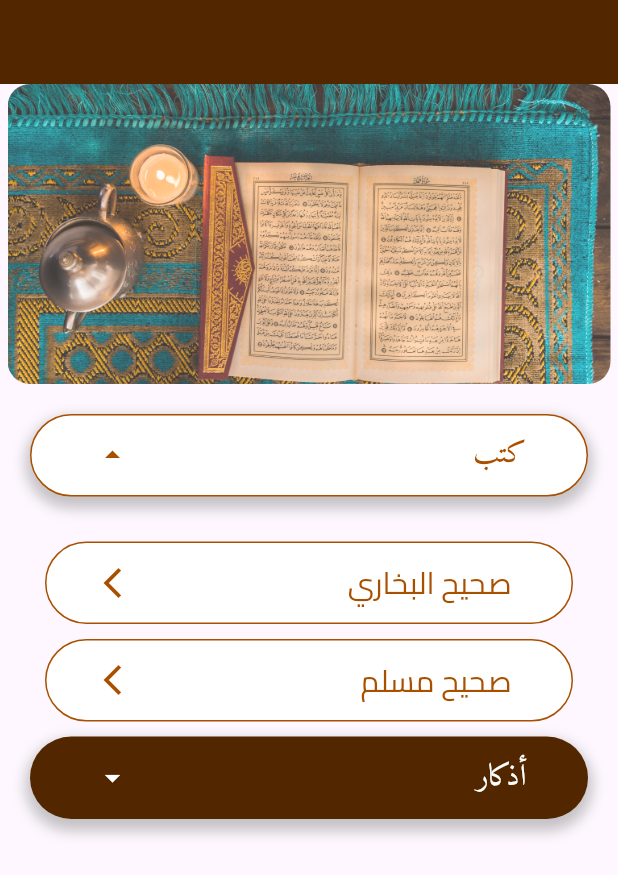
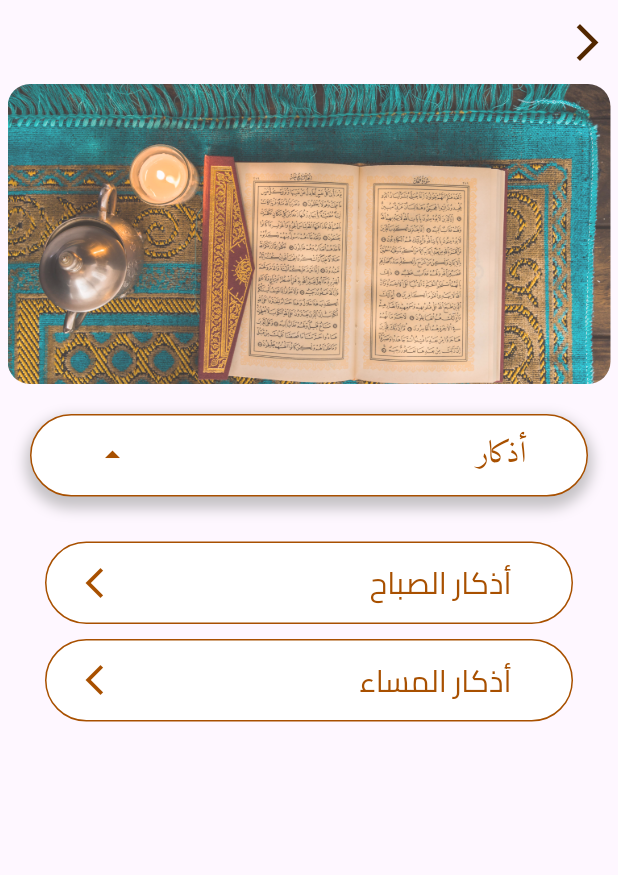
Before and after one commit to Abdelrahmanrafaat19/azkar, a Flutter app: the AzkarScreen screen opened directly, after a tap on the "arrow drop down" icon, on a phone screen of 412 x 824 dp. Shown: the top 875 px of the screen. Run offline on Flutter 3.47's test engine with Material 3 defaults, Android fonts, the phone set to English and light mode, and no system bars; our stand-ins replace adhan, flutter_screenutil, flutter_svg; missing offline and left inert: quran; project files that could hold a hidden picture were left out.

Commit message:
Add Logic of Azkar

```diff
--- a/lib/model/azkar_model.dart
+++ b/lib/model/azkar_model.dart
@@ -1,6 +1,8 @@
+import 'package:azkar/model/list_of_azkar.dart';
+
 class AzkarModel {
   String mainTitle;
-  List<String> subTitles;
+  List<AzkarMainModel> subTitles;
   AzkarModel({
     required this.mainTitle,
     required this.subTitles,
--- /dev/null
+++ b/lib/model/list_of_azkar.dart
@@ -0,0 +1,17 @@
+class AzkarMainModel {
+  List<AzkarListModel> azkarListModel;
+  String mainTitl;
+  AzkarMainModel({
+    required this.azkarListModel,
+    required this.mainTitl,
+  });
+}
+
+class AzkarListModel {
+  int counter;
+  String zekr;
+  AzkarListModel({
+    required this.counter,
+    required this.zekr,
+  });
+}
--- a/lib/module/azkar_screen.dart
+++ b/lib/module/azkar_screen.dart
@@ -1,8 +1,11 @@
 import 'package:azkar/model/azkar_model.dart';
+import 'package:azkar/shared/constant/azkar_data.dart';
+import 'package:azkar/shared/constant/evening_prayers.dart';
 import 'package:azkar/shared/theme/color.dart';
 import 'package:azkar/shared/widget/custam_azkar_laist.dart';
 import 'package:flutter/material.dart';
 import 'package:flutter_screenutil/flutter_screenutil.dart';
+import '../model/list_of_azkar.dart';
 import '../shared/widget/custam_elsalah_container.dart';
 
 class AzkarScreen extends StatefulWidget {
@@ -13,18 +16,21 @@ class AzkarScreen extends StatefulWidget {
 }
 
 List<AzkarModel> azkarModeList = [
-  AzkarModel(mainTitle: "كتب", subTitles: [
-    "صحيح البخاري",
-    "صحيح مسلم",
-  ]),
-  AzkarModel(mainTitle: "أذكار", subTitles: [
-    "أذكار الصباح",
-    "أذكار المساء",
-    "أذكار الاستيقاذ",
-    "أذكار النوم",
-    "تسابيح ما بعد الصلاة",
-    "الصلاة علي النبي",
-  ]),
+  AzkarModel(
+    mainTitle: "أذكار",
+    subTitles: [
+      AzkarMainModel(
+          mainTitl: "أذكار الصباح", azkarListModel: citationForMorning),
+      AzkarMainModel(
+          mainTitl: "أذكار المساء", azkarListModel: eveningPrayersList)
+      /*  "أذكار الصباح",
+      "أذكار المساء",
+      "أذكار الاستيقاذ",
+      "أذكار النوم",
+      "تسابيح ما بعد الصلاة",
+      "الصلاة علي النبي", */
+    ],
+  ),
 ];
 
 class _AzkarScreenState extends State<AzkarScreen> {
@@ -33,6 +39,7 @@ class _AzkarScreenState extends State<AzkarScreen> {
   Widget build(BuildContext context) {
     return Scaffold(
         appBar: AppBar(
+          backgroundColor: Colors.transparent,
           leading: Icon(
             Icons.arrow_back_ios,
             color: SharedColor.mainBrown,
--- a/lib/shared/widget/custam_azkar_laist.dart
+++ b/lib/shared/widget/custam_azkar_laist.dart
@@ -6,6 +6,7 @@ import 'package:flutter/material.dart';
 class CustamAzkarList extends StatefulWidget {
   List<AzkarModel> azkarModel;
   bool visibleToggle;
+
   CustamAzkarList({
     super.key,
     required this.azkarModel,
@@ -27,6 +28,7 @@ class _CustamAzkarListState extends State<CustamAzkarList> {
       itemCount: widget.azkarModel.length,
       itemBuilder: (context, index) {
         return FinallyContainer(
+          azkarData: widget.azkarModel[index].subTitles,
           azkarModel: widget.azkarModel[index],
           visibleToggle: false,
         );
--- a/lib/shared/widget/custam_list_drop_down_container_azkar.dart
+++ b/lib/shared/widget/custam_list_drop_down_container_azkar.dart
@@ -1,3 +1,6 @@
+import 'package:azkar/model/list_of_azkar.dart';
+import 'package:azkar/module/azkar_dispaly.dart';
+import 'package:azkar/shared/constant/azkar_data.dart';
 import 'package:azkar/shared/theme/color.dart';
 import 'package:flutter/material.dart';
 import 'package:flutter_screenutil/flutter_screenutil.dart';
@@ -5,7 +8,12 @@ import 'package:flutter_screenutil/flutter_screenutil.dart';
 // ignore: must_be_immutable
 class CustomListDropDownContainer extends StatefulWidget {
   String continerName;
-  CustomListDropDownContainer({super.key, required this.continerName});
+  List<AzkarListModel> azkarData;
+  CustomListDropDownContainer({
+    super.key,
+    required this.continerName,
+    required this.azkarData,
+  });
 
   @override
   State<CustomListDropDownContainer> createState() =>
@@ -17,7 +25,18 @@ class _CustomListDropDownContainerState
   bool visibleToggle = false;
   @override
   Widget build(BuildContext context) {
-    return Container(
+    return InkWell(
+      onTap: () {
+        Navigator.of(context).push(
+          MaterialPageRoute(
+            builder: (context) => AzkarDispalyScreen(
+              mainTitle: widget.continerName,
+              azkarData: widget.azkarData,
+            ),
+          ),
+        );
+      },
+      child: Container(
         width: double.infinity,
         height: 55.h,
         padding: EdgeInsets.only(left: 20.w, right: 40.w),
@@ -41,13 +60,12 @@ class _CustomListDropDownContainerState
                 fontSize: 20.w,
               ),
             ),
-          IconButton(
-              onPressed: () {},
-              icon: const Icon(
+            const Icon(
               Icons.arrow_forward_ios,
               color: SharedColor.babyBrown,
-              ))
+            )
           ],
+        ),
       ),
     );
   }
--- a/lib/shared/widget/fiannly_container.dart
+++ b/lib/shared/widget/fiannly_container.dart
@@ -1,4 +1,5 @@
 import 'package:azkar/model/azkar_model.dart';
+import 'package:azkar/model/list_of_azkar.dart';
 import 'package:azkar/shared/theme/color.dart';
 import 'package:azkar/shared/widget/custam_list_drop_down_container_azkar.dart';
 import 'package:flutter/material.dart';
@@ -8,10 +9,12 @@ import 'package:flutter_screenutil/flutter_screenutil.dart';
 class FinallyContainer extends StatefulWidget {
   AzkarModel azkarModel;
   bool visibleToggle;
+  List<AzkarMainModel> azkarData;
   FinallyContainer({
     super.key,
     required this.azkarModel,
     required this.visibleToggle,
+    required this.azkarData,
   });
 
   @override
@@ -97,7 +100,8 @@ class _FinallyContainerState extends State<FinallyContainer> {
             itemCount: widget.azkarModel.subTitles.length,
             itemBuilder: (context, index) {
               return CustomListDropDownContainer(
-                continerName: widget.azkarModel.subTitles[index],
+                azkarData: widget.azkarModel.subTitles[index].azkarListModel,
+                continerName: widget.azkarModel.subTitles[index].mainTitl,
               );
             },
           ),
```
Also changed, not shown: lib/main.dart (+8 -9 lines), lib/module/azkar_dispaly.dart (+21 -7 lines), lib/shared/constant/azkar_data.dart (added, +120 -0 lines), lib/shared/constant/evening_prayers.dart (added, +123 -0 lines), lib/shared/widget/azkar_list_item.dart (+4 -3 lines), lib/shared/widget/body_azker_display_screen.dart (+6 -4 lines). Lines whose indentation alone changed are shown as unchanged.
